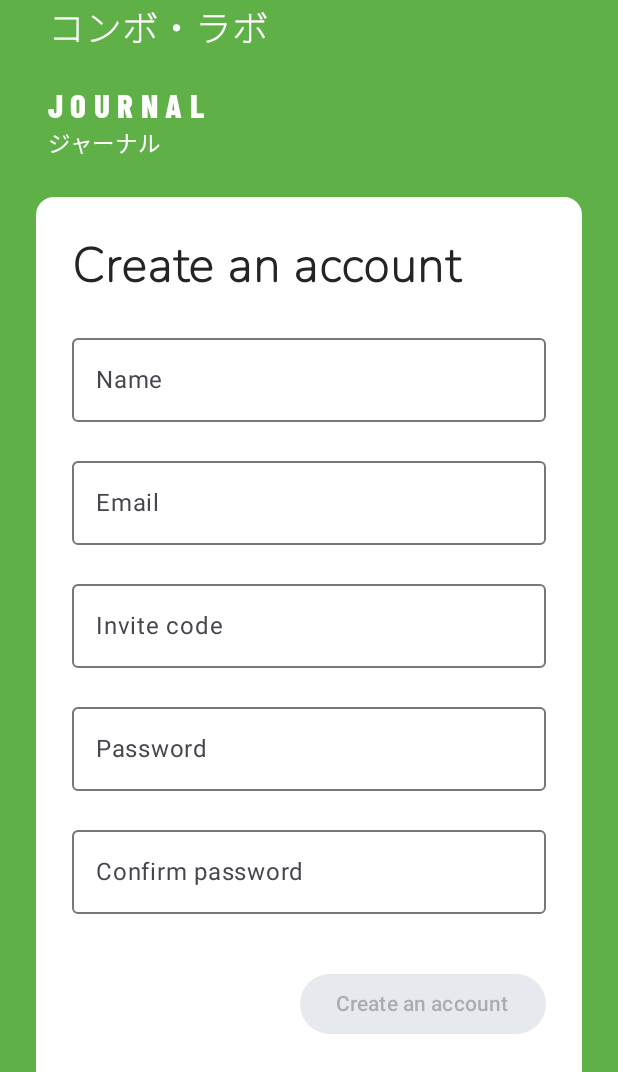
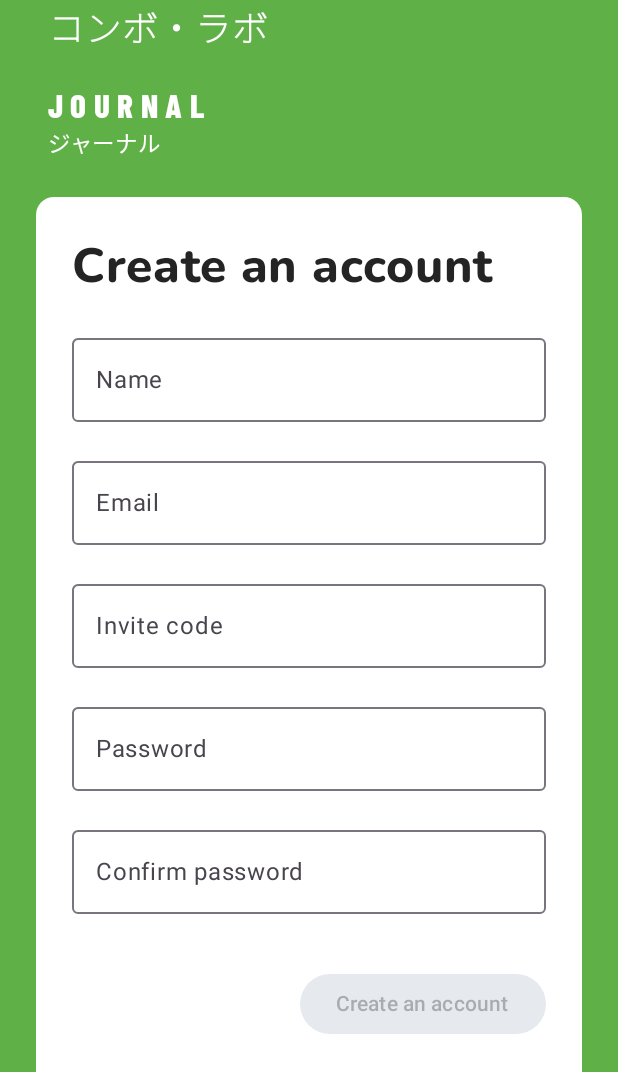
Before and after one commit to andyroo2000/convo-lab-android, an Android app built with Jetpack Compose: the screen it shows after launch (MainActivity), after a tap on "Create an account", on a phone screen of 412 x 824 dp, the part 164-1236 px from its top. Run offline under Robolectric (Android 15) with nearby library versions, the phone set to English and light mode, and no system bars; Roboto replaces fonts that are not available here.

Commit message:
Match Journal heading weight and wait for screenshot rendering

```diff
--- a/app/src/main/java/com/cdcg/convolab/ui/JournalBrand.kt
+++ b/app/src/main/java/com/cdcg/convolab/ui/JournalBrand.kt
@@ -10,6 +10,7 @@ import androidx.compose.ui.graphics.Color
 import androidx.compose.ui.text.font.Font
 import androidx.compose.ui.text.font.FontFamily
 import androidx.compose.ui.text.font.FontWeight
+import androidx.compose.ui.text.font.FontVariation
 import androidx.compose.ui.unit.dp
 import androidx.compose.ui.unit.sp
 import com.cdcg.convolab.R
@@ -21,7 +22,8 @@ object JournalBrand {
     val Ink = Color(0xFF11335C)
     val Paper = Color(0xFFFFFDF5)
     val Anton = FontFamily(Font(R.font.anton))
-    val Heading = FontFamily(Font(R.font.nunito))
+    val Heading = FontFamily(Font(R.font.nunito, weight = FontWeight.ExtraBold,
+        variationSettings = FontVariation.Settings(FontVariation.weight(800))))
     val Body = FontFamily(Font(R.font.inter))
     val Serif = FontFamily(Font(R.font.crimson_pro))
     val Handwriting = FontFamily(Font(R.font.klee_one))
```
Also changed, not shown: 1 other file.
